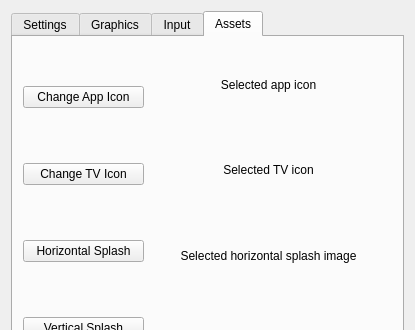
First picture: the form in ui/projectpropertiesdialog.ui, repository gideros/gideros, before the edit; both pictures show x 0 to 415 and y 0 to 330 of the 415 by 544 pixel window.
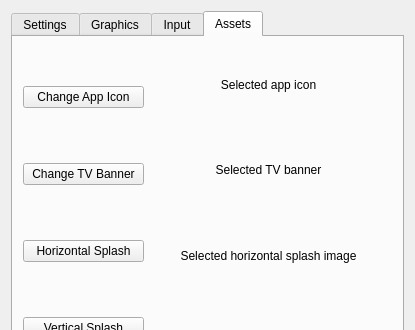
Second picture: the form after the edit. The open tabs and pages were chosen to show the change.

The edit to the form file:
```diff
--- a/ui/projectpropertiesdialog.ui
+++ b/ui/projectpropertiesdialog.ui
@@ -884,7 +884,7 @@
         <item>
          <widget class="QPushButton" name="tvIcon">
           <property name="text">
-           <string>Change TV Icon</string>
+           <string>Change TV Banner</string>
           </property>
          </widget>
         </item>
@@ -942,7 +942,7 @@
         <item>
          <widget class="QLabel" name="tvIconLabel">
           <property name="text">
-           <string>Selected TV icon</string>
+           <string>Selected TV banner</string>
           </property>
           <property name="scaledContents">
            <bool>false</bool>
```
Left out of the diff: 2 changed lines with no effect on the pictures.
